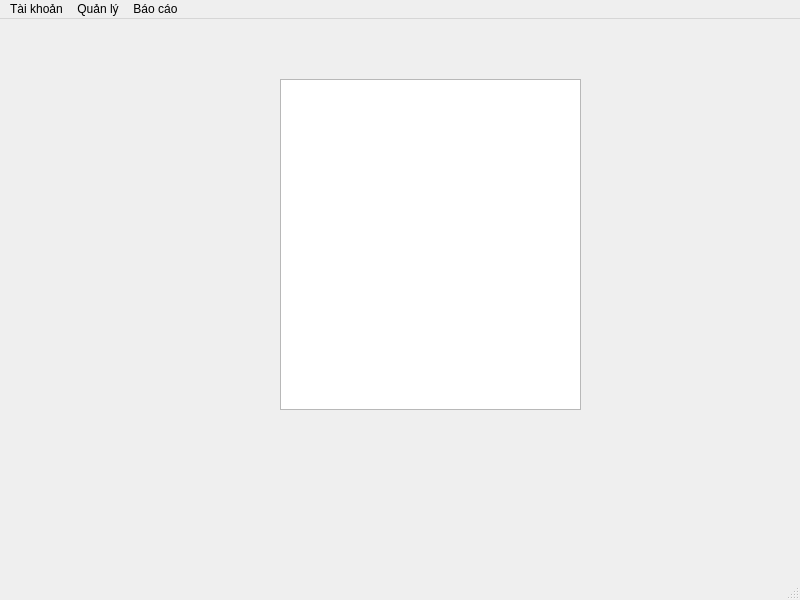
Qt form overview.ui (AnhDVCoder/Warehouse-Management-System) before a commit.
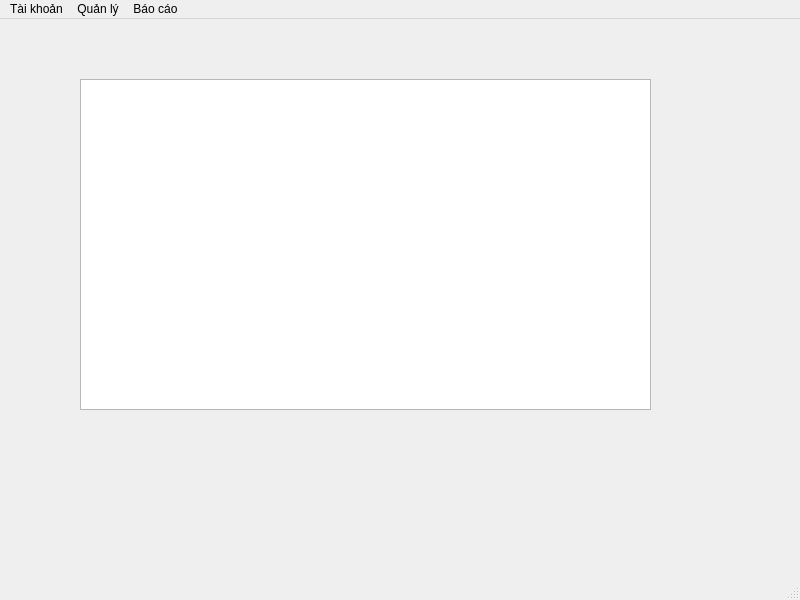
The same form after that commit.

Patch:
```diff
--- a/overview.ui
+++ b/overview.ui
@@ -14,12 +14,12 @@
    <string>Quan ly kho</string>
   </property>
   <widget class="QWidget" name="centralwidget">
-   <widget class="QListView" name="listView">
+   <widget class="QTableView" name="tv_statistic">
     <property name="geometry">
      <rect>
-      <x>280</x>
+      <x>80</x>
       <y>60</y>
-      <width>301</width>
+      <width>571</width>
       <height>331</height>
      </rect>
     </property>
```
Left out of the diff: 42 changed lines with no effect on the pictures.
